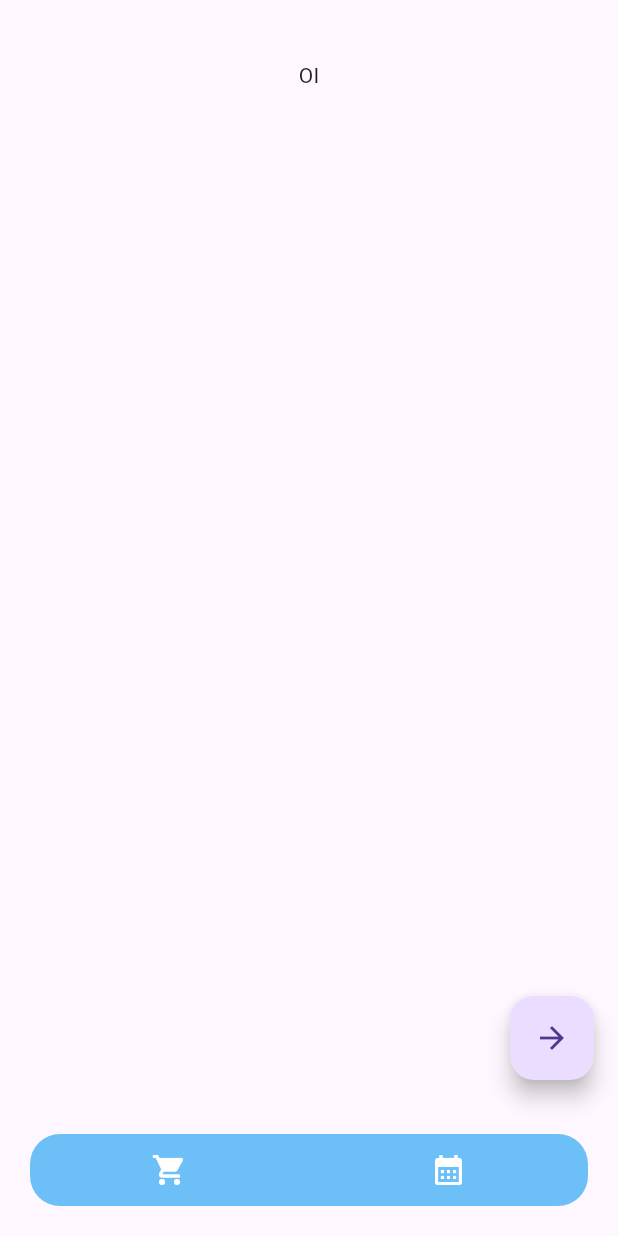
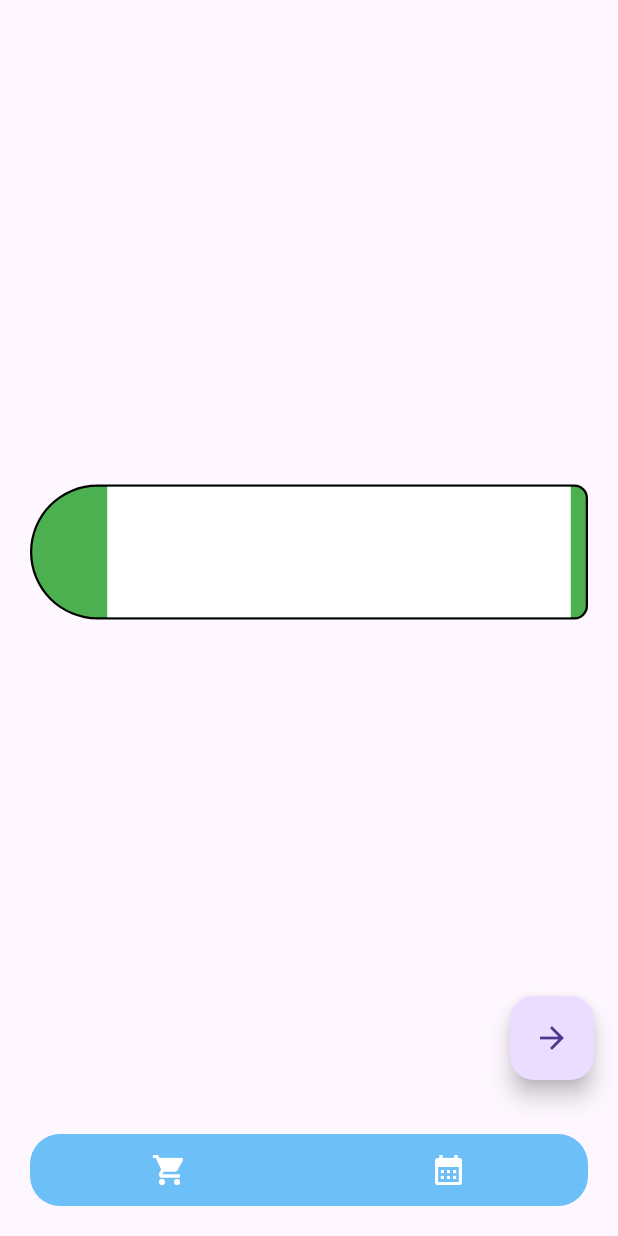
Before and after one commit to kauanBestel/flutter-equipment-booking, a Flutter app: the screen it shows after launch, on a phone screen of 412 x 824 dp. Run offline on Flutter 3.47's test engine with Material 3 defaults, Android fonts, the phone set to English and light mode, and no system bars; our stand-ins replace cloud_firestore, firebase_auth, firebase_core, flutter_dotenv, table_calendar; missing offline and left inert: steps_indicator; accounts and stored records are empty.

Commit message:
created the product custom widget

```diff
--- a/lib/presentation/widgets/custom_product_selection.dart
+++ b/lib/presentation/widgets/custom_product_selection.dart
@@ -1,9 +1,14 @@
 import 'package:flutter/material.dart';
+import 'package:flutter/widgets.dart';
 
 class CustomProduct extends StatefulWidget {
-  const CustomProduct({super.key, required this.onPress, required this.label});
+  const CustomProduct({
+    super.key,
+    required this.onPress,
+    required this.label,
+  });
 
-  final void Function() onPress;
+  final VoidCallback onPress;
   final String label;
 
   @override
@@ -13,24 +18,26 @@ class CustomProduct extends StatefulWidget {
 class _CustomProductState extends State<CustomProduct> {
   @override
   Widget build(BuildContext context) {
-    return Column(
-
-
-      children: [
-        GestureDetector(
-          onTap: widget.onPress,
-          child: Container(
-            padding: const EdgeInsets.symmetric(horizontal: 50, vertical: 20),
-            decoration: BoxDecoration(
-              borderRadius: BorderRadius.circular(25),
-            ),
-            child: Text(
-              widget.label,
-            ),
-          ),
+    return Container(
+      height: 90,
+      width: double.infinity,
+      decoration: BoxDecoration(
+        border: Border.all(
+          color: Colors.black,
+          width: 1.5,
         ),
-      ],
+        color: Colors.green,
+        borderRadius: const BorderRadius.only(
+            topLeft: Radius.circular(50),
+            bottomLeft: Radius.circular(50),
+            topRight: Radius.circular(10),
+            bottomRight: Radius.circular(10)),
+      ),
+      child: Container(
+        margin: const EdgeInsets.only(left: 50, right: 10),
+        color: Colors.white,
+        height: 60,
+      ),
     );
   }
 }
-//---------------------
```
